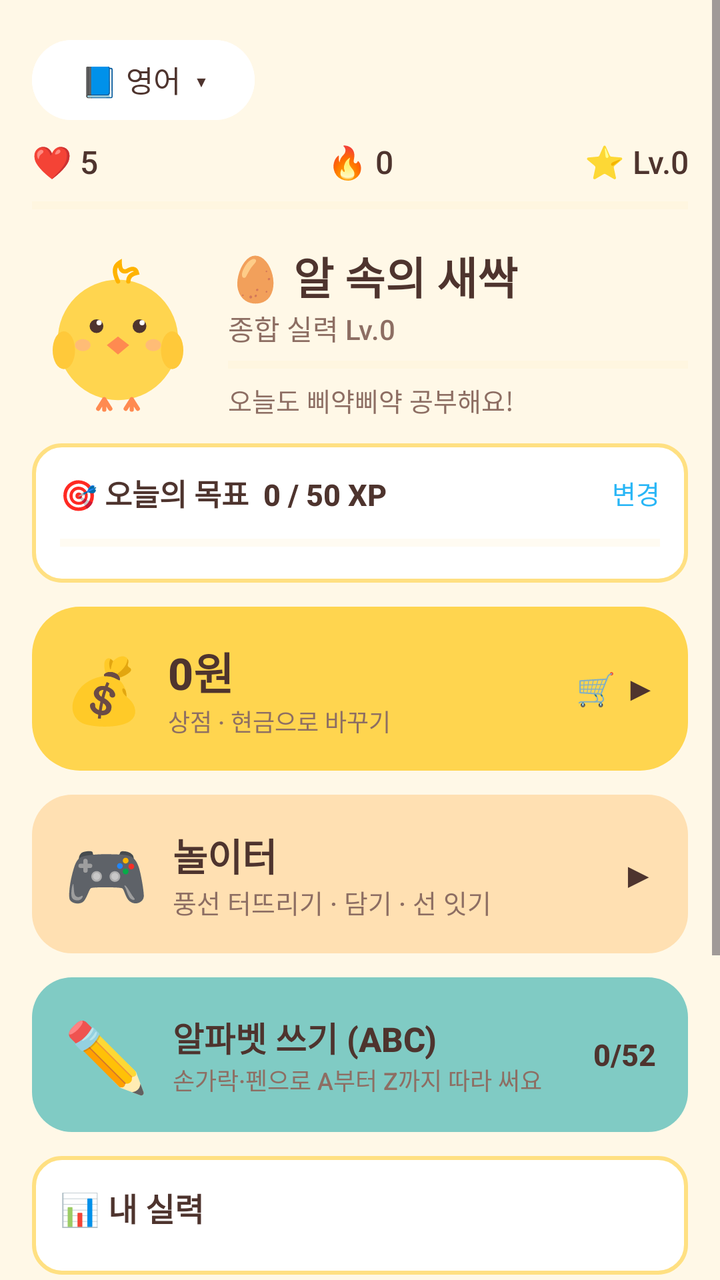
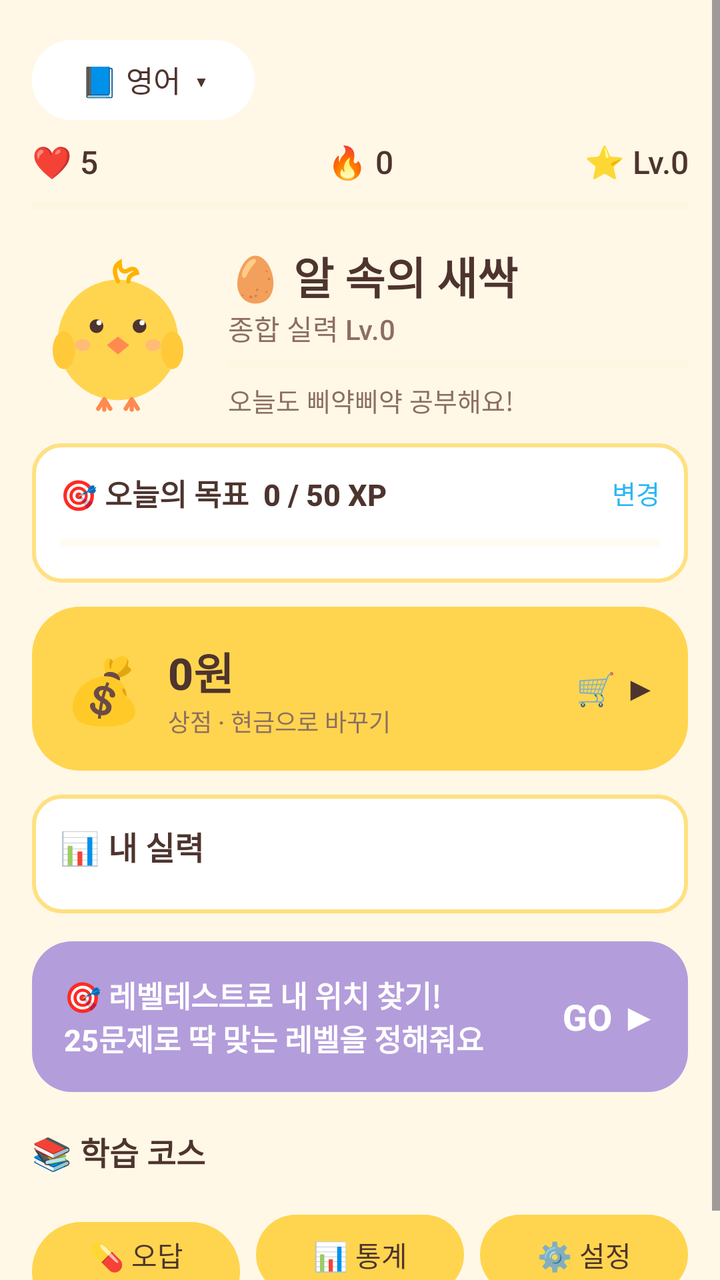

Screens rendered from an Android XML layout before and after an edit, with the pre-edit source and the edit as a unified diff.
<!-- AndroidManifest.xml: application theme Theme.Piyak -->
<!-- res/layout/activity_main.xml -->
<?xml version="1.0" encoding="utf-8"?>
<ScrollView xmlns:android="http://schemas.android.com/apk/res/android"
    android:layout_width="match_parent" android:layout_height="match_parent"
    android:fillViewport="true">

    <LinearLayout
        android:layout_width="match_parent" android:layout_height="wrap_content"
        android:orientation="vertical" android:padding="16dp">

        
        <Button android:id="@+id/btnSwitchSubject"
            android:layout_width="wrap_content" android:layout_height="wrap_content"
            android:text="📘 영어  ▾" android:textSize="15sp"
            android:backgroundTint="@color/white" android:textColor="@color/brown_text" />

        
        <LinearLayout
            android:layout_width="match_parent" android:layout_height="wrap_content"
            android:layout_marginTop="6dp"
            android:orientation="horizontal" android:gravity="center_vertical">
            <TextView android:id="@+id/txtHearts" android:layout_width="0dp" android:layout_height="wrap_content"
                android:layout_weight="1" android:textSize="16sp" android:text="❤️ 5" />
            <TextView android:id="@+id/txtStreak" android:layout_width="0dp" android:layout_height="wrap_content"
                android:layout_weight="1" android:gravity="center" android:textSize="16sp" android:text="🔥 0" />
            <TextView android:id="@+id/txtLevel" android:layout_width="0dp" android:layout_height="wrap_content"
                android:layout_weight="1" android:gravity="end" android:textSize="16sp" android:text="⭐ Lv.0" />
        </LinearLayout>

        <ProgressBar android:id="@+id/xpBar" style="?android:attr/progressBarStyleHorizontal"
            android:layout_width="match_parent" android:layout_height="10dp"
            android:layout_marginTop="6dp" android:max="100"
            android:progressTint="@color/chick_yellow_deep" android:progressBackgroundTint="@color/cream_dark" />

        
        <LinearLayout
            android:layout_width="match_parent" android:layout_height="wrap_content"
            android:orientation="horizontal" android:gravity="center_vertical"
            android:layout_marginTop="14dp">
            <ImageView android:id="@+id/imgMascot" android:layout_width="86dp" android:layout_height="86dp"
                android:src="@drawable/chick_neutral" android:contentDescription="삐약이" />
            <LinearLayout android:layout_width="0dp" android:layout_height="wrap_content"
                android:layout_weight="1" android:orientation="vertical" android:layout_marginStart="12dp">
                <TextView android:id="@+id/txtRank" android:layout_width="wrap_content" android:layout_height="wrap_content"
                    android:text="🥚 알 속의 새싹" android:textSize="22sp" android:textStyle="bold" />
                <TextView android:id="@+id/txtOverall" android:layout_width="wrap_content" android:layout_height="wrap_content"
                    android:text="종합 실력 Lv.0" android:textSize="14sp" android:textColor="@color/brown_soft" />
                <ProgressBar android:id="@+id/rankBar" style="?android:attr/progressBarStyleHorizontal"
                    android:layout_width="match_parent" android:layout_height="8dp"
                    android:layout_marginTop="4dp" android:max="100"
                    android:progressTint="@color/lavender_deep" android:progressBackgroundTint="@color/cream_dark" />
                <TextView android:id="@+id/txtGreeting" android:layout_width="wrap_content" android:layout_height="wrap_content"
                    android:layout_marginTop="4dp"
                    android:text="오늘도 삐약삐약 공부해요!" android:textSize="13sp" android:textColor="@color/brown_soft" />
            </LinearLayout>
        </LinearLayout>

        
        <LinearLayout android:id="@+id/goalBox"
            android:layout_width="match_parent" android:layout_height="wrap_content"
            android:orientation="vertical" android:layout_marginTop="12dp"
            android:padding="14dp" android:background="@drawable/bg_tile">
            <LinearLayout android:layout_width="match_parent" android:layout_height="wrap_content"
                android:orientation="horizontal" android:gravity="center_vertical">
                <TextView android:id="@+id/txtGoal" android:layout_width="0dp" android:layout_height="wrap_content"
                    android:layout_weight="1" android:text="🎯 오늘의 목표  0 / 50 XP"
                    android:textSize="15sp" android:textStyle="bold" />
                <TextView android:id="@+id/txtGoalEdit" android:layout_width="wrap_content" android:layout_height="wrap_content"
                    android:text="변경" android:textSize="13sp" android:textColor="@color/sky_deep" />
            </LinearLayout>
            <ProgressBar android:id="@+id/goalBar" style="?android:attr/progressBarStyleHorizontal"
                android:layout_width="match_parent" android:layout_height="12dp"
                android:layout_marginTop="8dp" android:max="100"
                android:progressTint="@color/coral" android:progressBackgroundTint="@color/cream_dark" />
        </LinearLayout>

        
        <LinearLayout android:id="@+id/cardWallet"
            android:layout_width="match_parent" android:layout_height="wrap_content"
            android:orientation="horizontal" android:gravity="center_vertical"
            android:layout_marginTop="12dp" android:padding="16dp"
            android:background="@drawable/bg_wallet">
            <TextView android:layout_width="wrap_content" android:layout_height="wrap_content"
                android:text="💰" android:textSize="32sp" />
            <LinearLayout android:layout_width="0dp" android:layout_height="wrap_content"
                android:layout_weight="1" android:orientation="vertical" android:layout_marginStart="12dp">
                <TextView android:id="@+id/txtCoins" android:layout_width="wrap_content" android:layout_height="wrap_content"
                    android:text="0원" android:textSize="22sp" android:textStyle="bold"
                    android:textColor="@color/brown_text" />
                <TextView android:layout_width="wrap_content" android:layout_height="wrap_content"
                    android:text="상점 · 현금으로 바꾸기" android:textSize="12sp"
                    android:textColor="@color/brown_soft" />
            </LinearLayout>
            <TextView android:layout_width="wrap_content" android:layout_height="wrap_content"
                android:text="🛒 ▶" android:textSize="16sp" android:textStyle="bold"
                android:textColor="@color/brown_text" />
        </LinearLayout>

        
        <LinearLayout android:id="@+id/cardPlayground"
            android:layout_width="match_parent" android:layout_height="wrap_content"
            android:layout_marginTop="12dp" android:background="@drawable/bg_playground"
            android:orientation="horizontal" android:padding="16dp" android:gravity="center_vertical">
            <TextView android:layout_width="wrap_content" android:layout_height="wrap_content"
                android:text="🎮" android:textSize="34sp" />
            <LinearLayout android:layout_width="0dp" android:layout_height="wrap_content"
                android:layout_weight="1" android:orientation="vertical" android:layout_marginStart="12dp">
                <TextView android:layout_width="wrap_content" android:layout_height="wrap_content"
                    android:text="놀이터" android:textSize="19sp" android:textStyle="bold"
                    android:textColor="@color/brown_text" />
                <TextView android:id="@+id/txtPlayground"
                    android:layout_width="wrap_content" android:layout_height="wrap_content"
                    android:text="풍선 터뜨리기 · 담기 · 선 잇기" android:textSize="13sp"
                    android:textColor="@color/brown_soft" />
            </LinearLayout>
            <TextView android:layout_width="wrap_content" android:layout_height="wrap_content"
                android:text="▶" android:textSize="18sp" android:textColor="@color/brown_text" />
        </LinearLayout>

        
        <LinearLayout android:id="@+id/cardAlphabet"
            android:layout_width="match_parent" android:layout_height="wrap_content"
            android:orientation="horizontal" android:gravity="center_vertical"
            android:layout_marginTop="12dp" android:padding="16dp"
            android:background="@drawable/bg_alphabet">
            <TextView android:layout_width="wrap_content" android:layout_height="wrap_content"
                android:text="✏️" android:textSize="34sp" />
            <LinearLayout android:layout_width="0dp" android:layout_height="wrap_content"
                android:layout_weight="1" android:orientation="vertical" android:layout_marginStart="12dp">
                <TextView android:layout_width="wrap_content" android:layout_height="wrap_content"
                    android:text="알파벳 쓰기 (ABC)" android:textSize="17sp" android:textStyle="bold"
                    android:textColor="@color/brown_text" />
                <TextView android:id="@+id/txtAlphabetSub" android:layout_width="wrap_content" android:layout_height="wrap_content"
                    android:text="손가락·펜으로 A부터 Z까지 따라 써요" android:textSize="12sp"
                    android:textColor="@color/brown_soft" />
            </LinearLayout>
            <TextView android:id="@+id/txtAlphabetCount" android:layout_width="wrap_content" android:layout_height="wrap_content"
                android:text="0/52" android:textSize="15sp" android:textStyle="bold"
                android:textColor="@color/brown_text" />
        </LinearLayout>

        
        <LinearLayout
            android:layout_width="match_parent" android:layout_height="wrap_content"
            android:orientation="vertical" android:layout_marginTop="12dp"
            android:padding="14dp" android:background="@drawable/bg_tile">
            <LinearLayout android:layout_width="match_parent" android:layout_height="wrap_content"
                android:orientation="horizontal" android:gravity="center_vertical">
                <TextView android:layout_width="0dp" android:layout_height="wrap_content" android:layout_weight="1"
                    android:text="📊 내 실력" android:textSize="16sp" android:textStyle="bold" />
                <TextView android:id="@+id/txtWeakest" android:layout_width="wrap_content" android:layout_height="wrap_content"
                    android:textSize="12sp" android:textColor="@color/brown_soft" />
            </LinearLayout>
            <LinearLayout android:id="@+id/skillsBox"
                android:layout_width="match_parent" android:layout_height="wrap_content"
                android:orientation="vertical" android:layout_marginTop="8dp" />
        </LinearLayout>

        
        <LinearLayout
            android:id="@+id/bannerPlacement"
            android:layout_width="match_parent" android:layout_height="wrap_content"
            android:layout_marginTop="14dp" android:background="@drawable/bg_banner"
            android:orientation="horizontal" android:padding="16dp" android:gravity="center_vertical">
            <TextView android:id="@+id/txtPlacement"
                android:layout_width="0dp" android:layout_height="wrap_content" android:layout_weight="1"
                android:text="🎯 레벨테스트로 내 위치 찾기!\n25문제로 딱 맞는 레벨을 정해줘요"
                android:textColor="@color/white" android:textSize="15sp" android:textStyle="bold" />
            <TextView android:layout_width="wrap_content" android:layout_height="wrap_content"
                android:text="GO ▶" android:textColor="@color/white" android:textSize="18sp" android:textStyle="bold" />
        </LinearLayout>

        
        <TextView android:layout_width="wrap_content" android:layout_height="wrap_content"
            android:layout_marginTop="18dp" android:text="📚 학습 코스"
            android:textSize="16sp" android:textStyle="bold" />
        <LinearLayout android:id="@+id/tracksBox"
            android:layout_width="match_parent" android:layout_height="wrap_content"
            android:orientation="vertical" android:layout_marginTop="4dp" />

        
        <LinearLayout
            android:layout_width="match_parent" android:layout_height="wrap_content"
            android:orientation="horizontal" android:layout_marginTop="12dp">
            <Button android:id="@+id/btnReview" android:layout_width="0dp" android:layout_height="wrap_content"
                android:layout_weight="1" android:text="💊 오답 0" />
            <Button android:id="@+id/btnStats" android:layout_width="0dp" android:layout_height="wrap_content"
                android:layout_weight="1" android:layout_marginStart="8dp" android:text="📊 통계" />
            <Button android:id="@+id/btnSettings" android:layout_width="0dp" android:layout_height="wrap_content"
                android:layout_weight="1" android:layout_marginStart="8dp" android:text="⚙️ 설정" />
        </LinearLayout>
    </LinearLayout>
</ScrollView>
<!-- resources referenced by this layout -->
<resources>
  <color name="brown_soft">#8D6E63</color>
  <color name="brown_text">#4E342E</color>
  <color name="chick_yellow_deep">#FFB300</color>
  <color name="coral">#FF8A80</color>
  <color name="cream_dark">#FFF0CC</color>
  <color name="lavender_deep">#7E57C2</color>
  <color name="sky_deep">#29B6F6</color>
  <color name="white">#FFFFFF</color>
  <!-- drawable bg_alphabet (drawable) -->
  <?xml version="1.0" encoding="utf-8"?>
  <shape xmlns:android="http://schemas.android.com/apk/res/android" android:shape="rectangle">
      <solid android:color="@color/mint"/>
      <corners android:radius="20dp"/>
  </shape>
  <!-- drawable bg_banner (drawable) -->
  <?xml version="1.0" encoding="utf-8"?>
  <shape xmlns:android="http://schemas.android.com/apk/res/android" android:shape="rectangle">
      <solid android:color="@color/lavender"/>
      <corners android:radius="20dp"/>
  </shape>
  <!-- drawable bg_playground (drawable) -->
  <?xml version="1.0" encoding="utf-8"?>
  <shape xmlns:android="http://schemas.android.com/apk/res/android" android:shape="rectangle">
      <solid android:color="#FFE0B2"/>
      <corners android:radius="20dp"/>
  </shape>
  <!-- drawable bg_tile (drawable) -->
  <?xml version="1.0" encoding="utf-8"?>
  <shape xmlns:android="http://schemas.android.com/apk/res/android" android:shape="rectangle">
      <solid android:color="@color/white"/>
      <stroke android:width="2dp" android:color="@color/tile_border"/>
      <corners android:radius="14dp"/>
  </shape>
  <!-- drawable bg_wallet (drawable) -->
  <?xml version="1.0" encoding="utf-8"?>
  <shape xmlns:android="http://schemas.android.com/apk/res/android" android:shape="rectangle">
      <solid android:color="@color/chick_yellow"/>
      <corners android:radius="24dp"/>
  </shape>
  <style name="Theme.Piyak" parent="Theme.Material3.Light.NoActionBar">
          <item name="colorPrimary">@color/chick_yellow</item>
          <item name="colorOnPrimary">@color/brown_text</item>
          <item name="colorPrimaryContainer">@color/cream_dark</item>
          <item name="colorOnPrimaryContainer">@color/brown_text</item>
          <item name="colorSecondary">@color/coral</item>
          <item name="colorOnSecondary">@color/white</item>
          <item name="android:windowBackground">@color/cream</item>
          <item name="android:statusBarColor">@color/cream</item>
          <item name="android:windowLightStatusBar">true</item>
          <item name="android:navigationBarColor">@color/cream</item>
          <item name="android:textColor">@color/brown_text</item>
          <item name="android:fontFamily">sans-serif-medium</item>
      </style>
  <color name="mint">#80CBC4</color>
  <color name="lavender">#B39DDB</color>
  <color name="tile_border">#FFE082</color>
  <color name="chick_yellow">#FFD54F</color>
  <color name="cream">#FFF8E7</color>
  <!-- unchanged entries left out for length: 1 -->
</resources>

<!-- the commit's change to res/layout/activity_main.xml (unified diff, before → after) -->
@@ -96,47 +96,8 @@
         </LinearLayout>
 
         
-        <LinearLayout android:id="@+id/cardPlayground"
-            android:layout_width="match_parent" android:layout_height="wrap_content"
-            android:layout_marginTop="12dp" android:background="@drawable/bg_playground"
-            android:orientation="horizontal" android:padding="16dp" android:gravity="center_vertical">
-            <TextView android:layout_width="wrap_content" android:layout_height="wrap_content"
-                android:text="🎮" android:textSize="34sp" />
-            <LinearLayout android:layout_width="0dp" android:layout_height="wrap_content"
-                android:layout_weight="1" android:orientation="vertical" android:layout_marginStart="12dp">
-                <TextView android:layout_width="wrap_content" android:layout_height="wrap_content"
-                    android:text="놀이터" android:textSize="19sp" android:textStyle="bold"
-                    android:textColor="@color/brown_text" />
-                <TextView android:id="@+id/txtPlayground"
-                    android:layout_width="wrap_content" android:layout_height="wrap_content"
-                    android:text="풍선 터뜨리기 · 담기 · 선 잇기" android:textSize="13sp"
-                    android:textColor="@color/brown_soft" />
-            </LinearLayout>
-            <TextView android:layout_width="wrap_content" android:layout_height="wrap_content"
-                android:text="▶" android:textSize="18sp" android:textColor="@color/brown_text" />
-        </LinearLayout>
 
         
-        <LinearLayout android:id="@+id/cardAlphabet"
-            android:layout_width="match_parent" android:layout_height="wrap_content"
-            android:orientation="horizontal" android:gravity="center_vertical"
-            android:layout_marginTop="12dp" android:padding="16dp"
-            android:background="@drawable/bg_alphabet">
-            <TextView android:layout_width="wrap_content" android:layout_height="wrap_content"
-                android:text="✏️" android:textSize="34sp" />
-            <LinearLayout android:layout_width="0dp" android:layout_height="wrap_content"
-                android:layout_weight="1" android:orientation="vertical" android:layout_marginStart="12dp">
-                <TextView android:layout_width="wrap_content" android:layout_height="wrap_content"
-                    android:text="알파벳 쓰기 (ABC)" android:textSize="17sp" android:textStyle="bold"
-                    android:textColor="@color/brown_text" />
-                <TextView android:id="@+id/txtAlphabetSub" android:layout_width="wrap_content" android:layout_height="wrap_content"
-                    android:text="손가락·펜으로 A부터 Z까지 따라 써요" android:textSize="12sp"
-                    android:textColor="@color/brown_soft" />
-            </LinearLayout>
-            <TextView android:id="@+id/txtAlphabetCount" android:layout_width="wrap_content" android:layout_height="wrap_content"
-                android:text="0/52" android:textSize="15sp" android:textStyle="bold"
-                android:textColor="@color/brown_text" />
-        </LinearLayout>
 
         
         <LinearLayout
<!-- resource entries referenced after the edit -->
@@ -8,22 +8,10 @@
   <color name="lavender_deep">#7E57C2</color>
   <color name="sky_deep">#29B6F6</color>
   <color name="white">#FFFFFF</color>
-  <!-- drawable bg_alphabet (drawable) -->
-  <?xml version="1.0" encoding="utf-8"?>
-  <shape xmlns:android="http://schemas.android.com/apk/res/android" android:shape="rectangle">
-      <solid android:color="@color/mint"/>
-      <corners android:radius="20dp"/>
-  </shape>
   <!-- drawable bg_banner (drawable) -->
   <?xml version="1.0" encoding="utf-8"?>
   <shape xmlns:android="http://schemas.android.com/apk/res/android" android:shape="rectangle">
       <solid android:color="@color/lavender"/>
-      <corners android:radius="20dp"/>
-  </shape>
-  <!-- drawable bg_playground (drawable) -->
-  <?xml version="1.0" encoding="utf-8"?>
-  <shape xmlns:android="http://schemas.android.com/apk/res/android" android:shape="rectangle">
-      <solid android:color="#FFE0B2"/>
       <corners android:radius="20dp"/>
   </shape>
   <!-- drawable bg_tile (drawable) -->
@@ -53,7 +41,6 @@
           <item name="android:textColor">@color/brown_text</item>
           <item name="android:fontFamily">sans-serif-medium</item>
       </style>
-  <color name="mint">#80CBC4</color>
   <color name="lavender">#B39DDB</color>
   <color name="tile_border">#FFE082</color>
   <color name="chick_yellow">#FFD54F</color>
